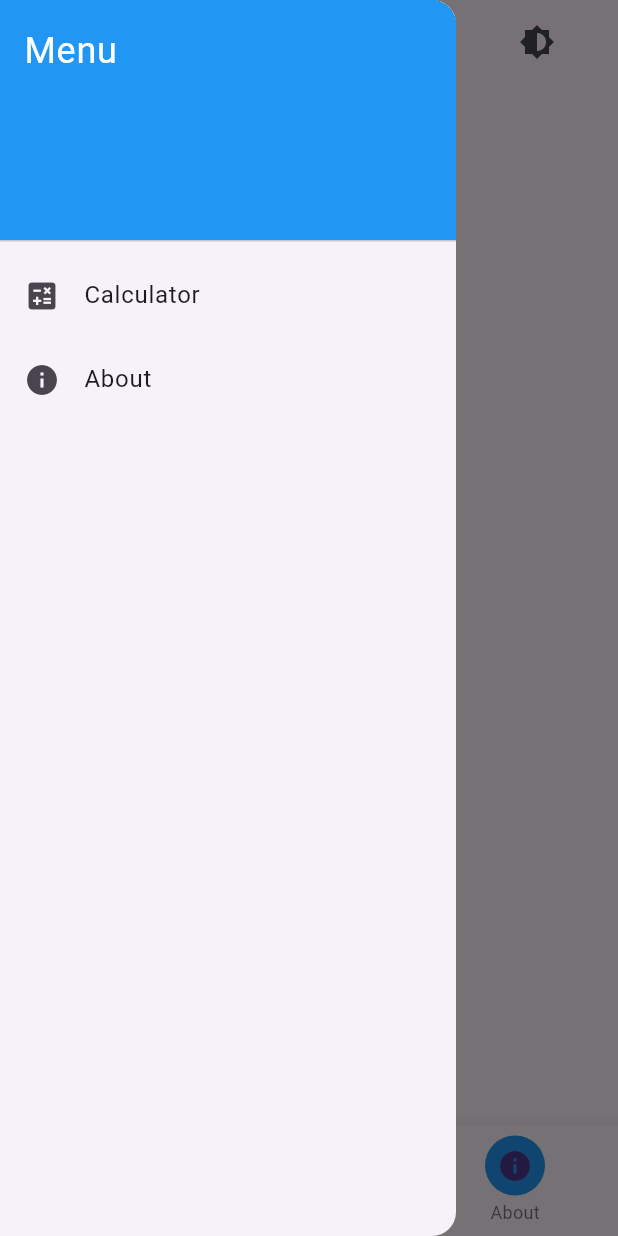
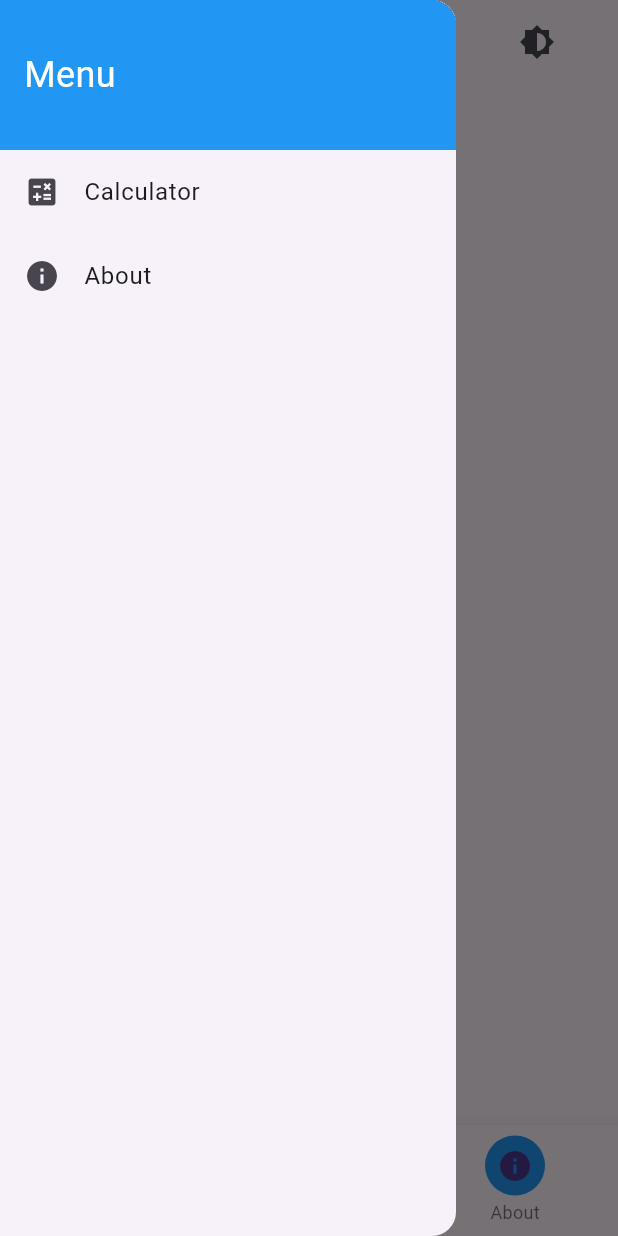
Before and after one commit to MarieMichaella/SharedPreference_and_Broadcast_Receivers-with-Flutter, a Flutter app: the screen it shows after launch, with the side drawer open, on a phone screen of 412 x 824 dp. Run offline on Flutter 3.47's test engine with Material 3 defaults, Android fonts, the phone set to English and light mode, and no system bars.

Commit message:
navigator menu

```diff
--- a/lib/main.dart
+++ b/lib/main.dart
@@ -43,7 +43,6 @@ class HomeScreen extends StatelessWidget {
             child: IconButton(
               icon: Icon(Theme.of(context).brightness == Brightness.light ? Icons.brightness_6 : Icons.brightness_3),
               onPressed: () {
-                // Toggle theme
                 Brightness newBrightness = Theme.of(context).brightness == Brightness.light ? Brightness.dark : Brightness.light;
                 ThemeData newTheme = ThemeData(brightness: newBrightness);
                 Navigator.of(context).pushReplacement(
@@ -55,22 +54,27 @@ class HomeScreen extends StatelessWidget {
         ],
       ),
 drawer: Drawer(
-        child: ListView(
-          padding: EdgeInsets.zero,
+  child: Container(
+    decoration: BoxDecoration(
+      borderRadius: BorderRadius.circular(70),
+    ),
+    child: Column(
       children: [
         Container(
-              constraints: BoxConstraints(
-                maxWidth: 100,
-              ),
-              child: DrawerHeader(
           decoration: BoxDecoration(
             color: Colors.blue,
           ),
+          height: 100,
+          child: Align(
+            alignment: Alignment.centerLeft,
+            child: Padding(
+              padding: const EdgeInsets.only(left: 16.0),
               child: Text(
                 'Menu',
                 style: TextStyle(
                   color: Colors.white,
                   fontSize: 24,
+                ),
               ),
             ),
           ),
@@ -100,6 +104,8 @@ class HomeScreen extends StatelessWidget {
       ],
     ),
   ),
+),
+
       body: Stack(
         children: [
           Center(
@@ -120,7 +126,6 @@ class HomeScreen extends StatelessWidget {
               ),
             ),
           ),
-
           Scaffold(
             backgroundColor: Colors.transparent,
             bottomNavigationBar: BottomNavigationBar(
```
Lines whose indentation alone changed are shown as unchanged.
